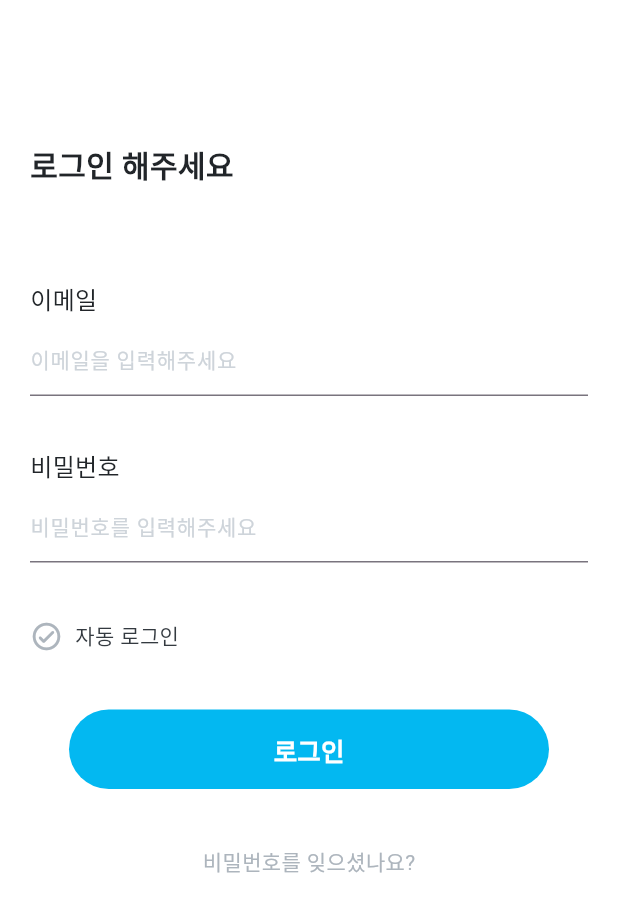
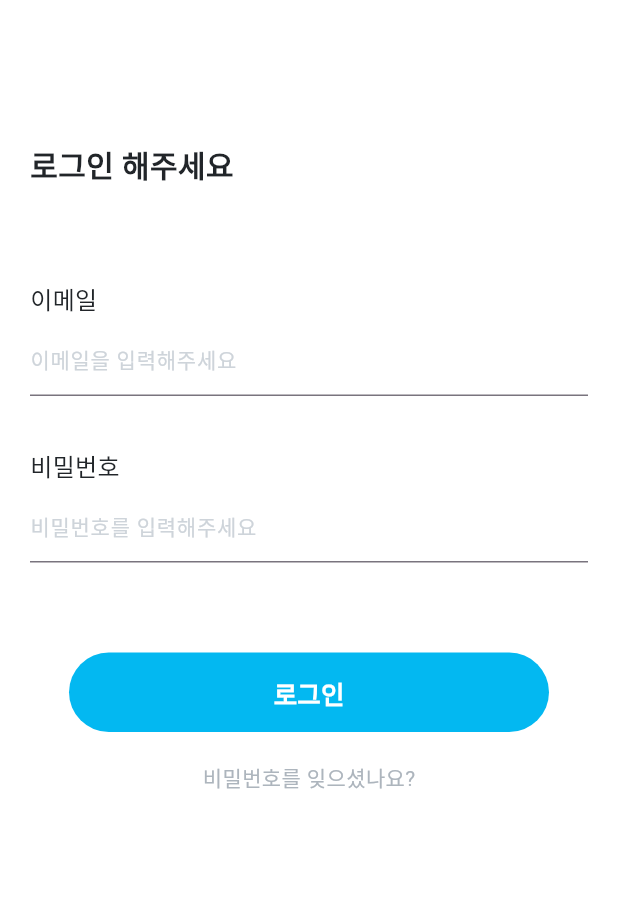
Before and after one commit to SeongjunJo/Snulife-Internal, a Flutter app: the screen it shows after launch, on a phone screen of 412 x 824 dp. Shown: the top 912 px of the screen. Run offline on Flutter 3.47's test engine with Material 3 defaults, Android fonts, the phone set to English and light mode, and no system bars; our stand-ins replace firebase_auth, firebase_core, go_router; accounts and stored records are empty; Roboto replaces fonts that are missing (Spoqa Han Sans Neo).

Commit message:
UI 확정 후 반영

```diff
--- a/lib/ui/screens/sign_screens/login_screen.dart
+++ b/lib/ui/screens/sign_screens/login_screen.dart
@@ -17,7 +17,6 @@ class LogInPage extends StatefulWidget {
 class _LogInPageState extends State<LogInPage> {
   final _emailController = TextEditingController();
   final _passwordController = TextEditingController();
-  bool _isAutoLogInTap = false;
 
   @override
   dispose() {
@@ -48,18 +47,6 @@ class _LogInPageState extends State<LogInPage> {
       }
     });
 
-    Icon checkBox = _isAutoLogInTap
-        ? Icon(
-            Icons.check_circle_rounded,
-            color: appColors.slBlue,
-            size: 22,
-          )
-        : Icon(
-            Icons.check_circle_outline_rounded,
-            color: appColors.grey5,
-            size: 22,
-          );
-
     return Scaffold(
       backgroundColor: appColors.white,
       body: ListView(
@@ -70,24 +57,9 @@ class _LogInPageState extends State<LogInPage> {
           LoginTextField(type: "이메일", controller: _emailController),
           const SizedBox(height: 34),
           LoginTextField(type: "비밀번호", controller: _passwordController),
-          const SizedBox(height: 38),
-          GestureDetector(
-            onTap: () {
-              setState(() {
-                _isAutoLogInTap = !_isAutoLogInTap;
-              });
-            },
-            child: Row(
-              children: [
-                checkBox,
-                const SizedBox(width: 8),
-                Text("자동 로그인", style: appFonts.loginAutoLoginText),
-              ],
-            ),
-          ),
-          const SizedBox(height: 38),
+          const SizedBox(height: 60),
           AppLargeButton(buttonText: '로그인', onPressed: _tryLogIn),
-          const SizedBox(height: 38),
+          const SizedBox(height: 20),
           GestureDetector(
             onTap: () {
               context.pushNamed(AppRoutePath.forgottenPassword);
```
Also changed, not shown: lib/ui/screens/sign_screens/confirm_password_reset_screen.dart (+11 -6 lines), lib/ui/screens/sign_screens/forgotten_password_screen.dart (+12 -2 lines).
